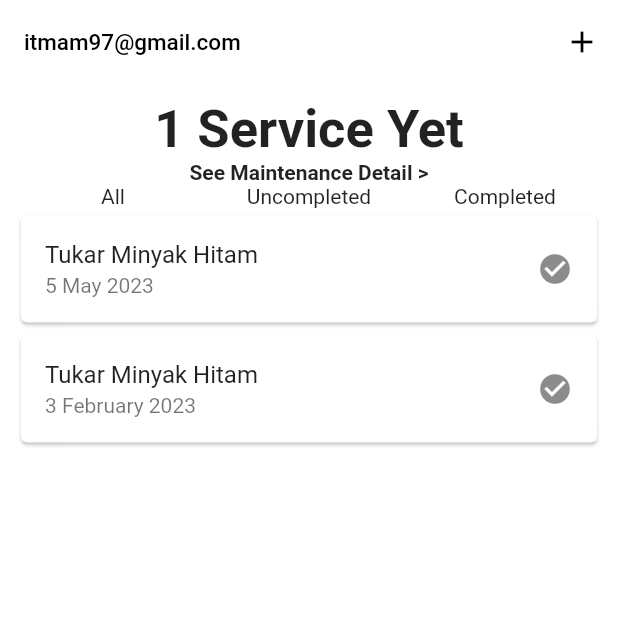
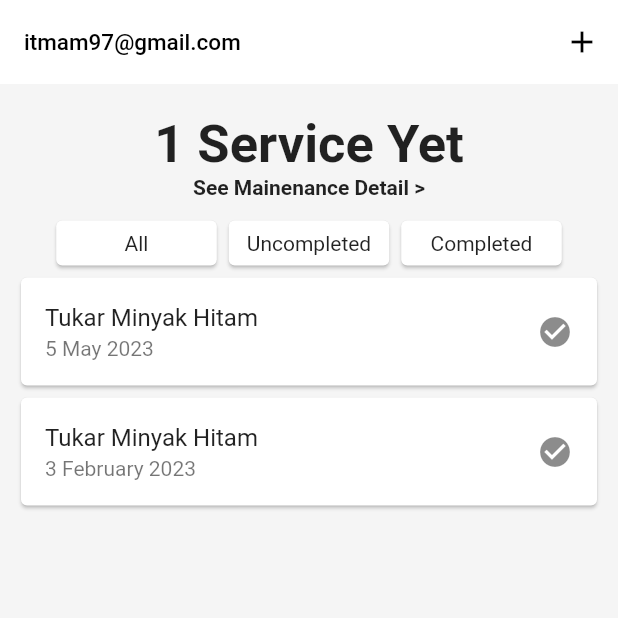
Before and after one commit to imk97/motorMaintenanceApp, a Flutter app: the screen it shows after launch, on a phone screen of 412 x 824 dp, the top half of it. Run offline on Flutter 3.47's test engine with Material 2 defaults, Android fonts, the phone set to English and light mode, and no system bars.

Commit message:
update top navigation bar

```diff
--- a/lib/main.dart
+++ b/lib/main.dart
@@ -23,7 +23,7 @@ class MyApp extends StatelessWidget {
           // or simply save your changes to "hot reload" in a Flutter IDE).
           // Notice that the counter didn't reset back to zero; the application
           // is not restarted.
-          primaryColor: Colors.white,
+          primaryColor: Colors.grey[100],
           // primarySwatch: Colors.blue,
           appBarTheme: const AppBarTheme(
               color: Colors.white,
@@ -73,7 +73,7 @@ class _MyHomePageState extends State<MyHomePage> {
   @override
   Widget build(BuildContext context) {
     return Scaffold(
-      backgroundColor: Colors.white,
+      backgroundColor: Colors.grey[100],
       appBar: AppBar(
         elevation: 0.0,
         title: const Text(
@@ -88,36 +88,51 @@ class _MyHomePageState extends State<MyHomePage> {
         padding: const EdgeInsets.all(10.0),
         child: Column(
           children: <Widget>[
-            const Text(
-              '1 Service Yet',
-              style: TextStyle(fontWeight: FontWeight.bold, fontSize: 35.0),
-            ),
-            const Text(
-              'See Maintenance Detail >',
-              textAlign: TextAlign.center,
-              style: TextStyle(fontWeight: FontWeight.bold),
+            Container(
+              margin: const EdgeInsets.fromLTRB(0.0, 10.0, 0.0, 10.0),
+              child: Column(
+                children: const <Widget> [
+                  Text('1 Service Yet', style: TextStyle(fontWeight: FontWeight.bold, fontSize: 35.0)),
+                  Text('See Mainenance Detail >', style: TextStyle(fontWeight: FontWeight.bold))
+                ],
+              ),
             ),
             Row(
               mainAxisAlignment: MainAxisAlignment.center,
-              children: const <Widget>[
-                Expanded(
-                  child: Text(
-                    'All',
-                    textAlign: TextAlign.center,
+              children: <Widget>[
+                Card(
+                  clipBehavior: Clip.hardEdge,
+                  child: InkWell(
+                    splashColor: Colors.blue.withAlpha(30),
+                    onTap: () {},
+                    child: const SizedBox(
+                      width: 107.0,
+                      height: 30.0,
+                      child: Center(child: Text('All')),
+                    ),
                   ),
                 ),
-                Expanded(
-                  child: Text(
-                    'Uncompleted',
-                    textAlign: TextAlign.center,
+                Card(
+                  clipBehavior: Clip.hardEdge,
+                  child: InkWell(
+                    onTap: () {},
+                    child: const SizedBox(
+                      width: 107.0,
+                      height: 30.0,
+                      child: Center(child: Text('Uncompleted')),
+                    ),
                   ),
                 ),
-                Expanded(
-                  child: Text(
-                    'Completed',
-                    textAlign: TextAlign.center,
+                Card(
+                  child: InkWell(
+                    onTap: () {},
+                    child: const SizedBox(
+                      width: 107.0,
+                      height: 30.0,
+                      child: Center(child: Text('Completed')),
+                    ),
                   ),
-                ),
+                )
               ],
             ),
             const Card(
```
